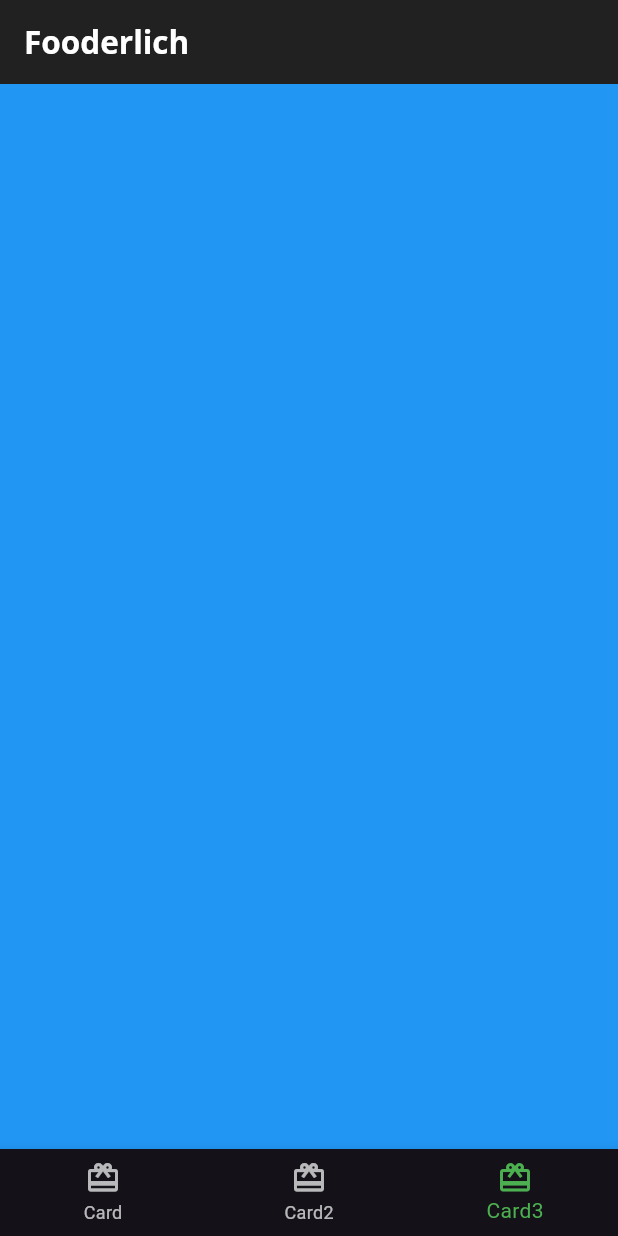
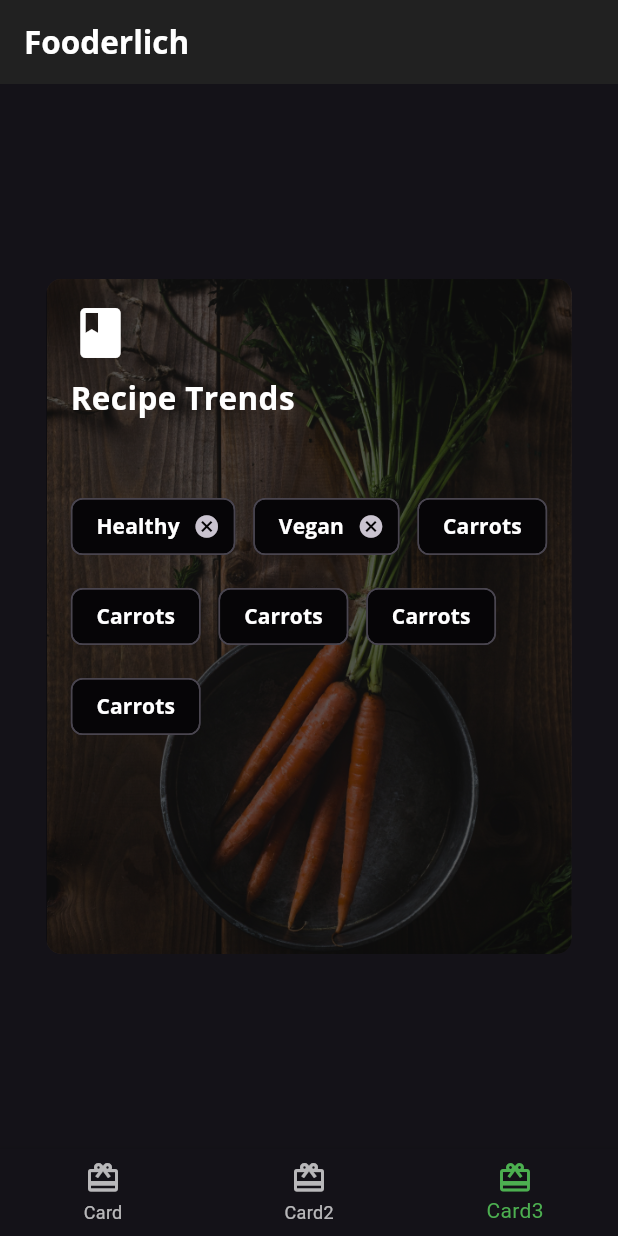
Before and after one commit to azizbibitov/flutter-fooderlich-recipe-app, a Flutter app: the screen it shows after launch, item 3 of the bottom bar chosen, on a phone screen of 412 x 824 dp. Run offline on Flutter 3.47's test engine with Material 3 defaults, Android fonts, the phone set to English and light mode, and no system bars; our stand-ins replace google_fonts.

Commit message:
added card3

```diff
--- /dev/null
+++ b/lib/card3.dart
@@ -0,0 +1,119 @@
+import 'dart:developer';
+import 'package:flutter/material.dart';
+import 'fooderlich_theme.dart';
+
+class Card3 extends StatelessWidget {
+  const Card3({super.key});
+
+  @override
+  Widget build(BuildContext context) {
+    return Center(
+      child: Container(
+        constraints: const BoxConstraints.expand(
+          width: 350,
+          height: 450,
+        ),
+        decoration: const BoxDecoration(
+          image: DecorationImage(
+            image: AssetImage('assets/mag2.png'),
+            fit: BoxFit.cover,
+          ),
+          borderRadius: BorderRadius.all(Radius.circular(10.0)),
+        ),
+        child: Stack(
+          children: [
+            Container(
+              decoration: BoxDecoration(
+// 1
+                color: Colors.black.withOpacity(0.6),
+                // 2
+                borderRadius: const BorderRadius.all(Radius.circular(10.0)),
+              ),
+            ),
+            Container(
+// 3
+              padding: const EdgeInsets.all(16),
+              // 4
+              child: Column(
+// 5
+                crossAxisAlignment: CrossAxisAlignment.start,
+                children: [
+// 6
+                  const Icon(
+                    Icons.book,
+                    color: Colors.white,
+                    size: 40,
+                  ),
+// 7
+                  const SizedBox(height: 8),
+                  // 8
+                  Text(
+                    'Recipe Trends',
+                    style: FooderlichTheme.darkTextTheme.displayMedium,
+                  ),
+// 9
+                  const SizedBox(height: 30),
+                ],
+              ),
+            ),
+            Center(
+// 11
+              child: Wrap(
+// 12
+                alignment: WrapAlignment.start,
+// 13
+                spacing: 12,
+                // 14
+                runSpacing: 12,
+                // 15
+                children: [
+                  Chip(
+                    label: Text('Healthy',
+                        style: FooderlichTheme.darkTextTheme.bodySmall),
+                    backgroundColor: Colors.black.withOpacity(0.7),
+                    onDeleted: () {
+                      log('delete');
+                    },
+                  ),
+                  Chip(
+                    label: Text('Vegan',
+                        style: FooderlichTheme.darkTextTheme.bodySmall),
+                    backgroundColor: Colors.black.withOpacity(0.7),
+                    onDeleted: () {
+                      log('delete');
+                    },
+                  ),
+                  Chip(
+                    label: Text('Carrots',
+                        style: FooderlichTheme.darkTextTheme.bodySmall),
+                    backgroundColor: Colors.black.withOpacity(0.7),
+                  ),
+                  Chip(
+                    label: Text('Carrots',
+                        style: FooderlichTheme.darkTextTheme.bodySmall),
+                    backgroundColor: Colors.black.withOpacity(0.7),
+                  ),
+                  Chip(
+                    label: Text('Carrots',
+                        style: FooderlichTheme.darkTextTheme.bodySmall),
+                    backgroundColor: Colors.black.withOpacity(0.7),
+                  ),
+                  Chip(
+                    label: Text('Carrots',
+                        style: FooderlichTheme.darkTextTheme.bodySmall),
+                    backgroundColor: Colors.black.withOpacity(0.7),
+                  ),
+                  Chip(
+                    label: Text('Carrots',
+                        style: FooderlichTheme.darkTextTheme.bodySmall),
+                    backgroundColor: Colors.black.withOpacity(0.7),
+                  ),
+                ],
+              ),
+            ),
+          ],
+        ),
+      ),
+    );
+  }
+}
--- a/lib/home.dart
+++ b/lib/home.dart
@@ -1,6 +1,7 @@
 import 'package:flutter/material.dart';
 import 'card1.dart';
 import 'card2.dart';
+import 'card3.dart';
 
 // 1
 class Home extends StatefulWidget {
@@ -19,7 +20,7 @@ class HomeState extends State<Home> {
     // TODO: Replace with Card2
     const Card2(),
     // TODO: Replace with Card3
-    Container(color: Colors.blue)
+    const Card3(),
   ];
 
   void _onItemTapped(int index) {
```
